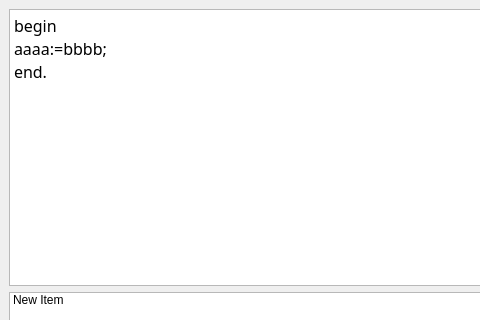
Above: sysprog/lab2/sp-lab2-fsa-lexer/mainwindow.ui from surtweig/kpi-assignments before the change; both pictures show x 0 to 480 and y 0 to 320 of the 800 by 600 pixel window. Below: the same form after it.
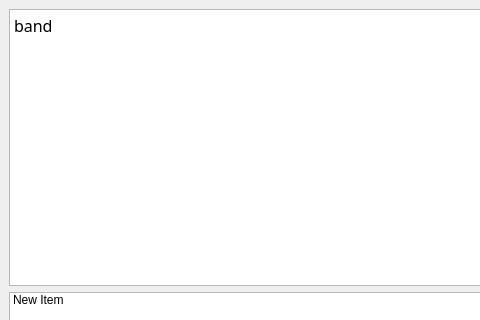
That is the form after the change.

Patch:
```diff
--- a/sysprog/lab2/sp-lab2-fsa-lexer/mainwindow.ui
+++ b/sysprog/lab2/sp-lab2-fsa-lexer/mainwindow.ui
@@ -24,9 +24,7 @@
        </font>
       </property>
       <property name="plainText">
-       <string>begin
-aaaa:=bbbb;
-end.</string>
+       <string>band</string>
       </property>
      </widget>
     </item>
```
